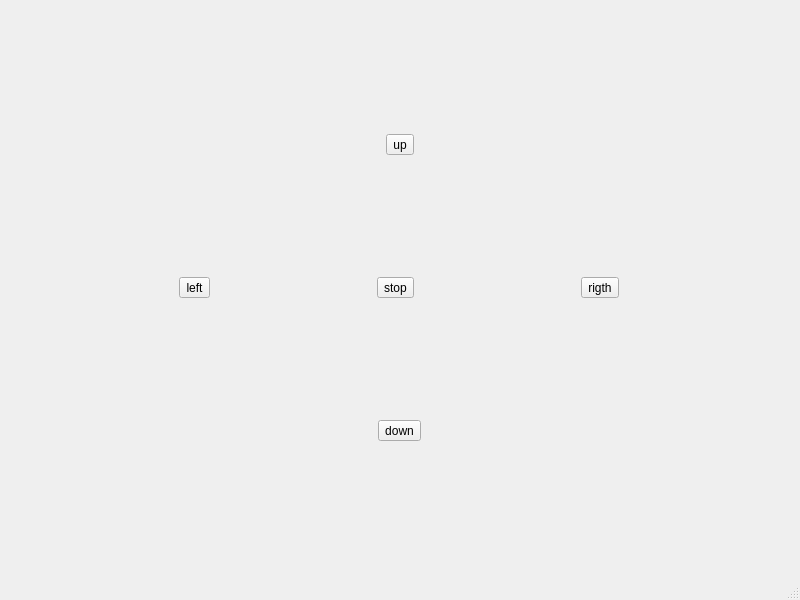
Old version of the form ui/guiCommand.ui in the repository constraintAutomaton/client_pgU1.
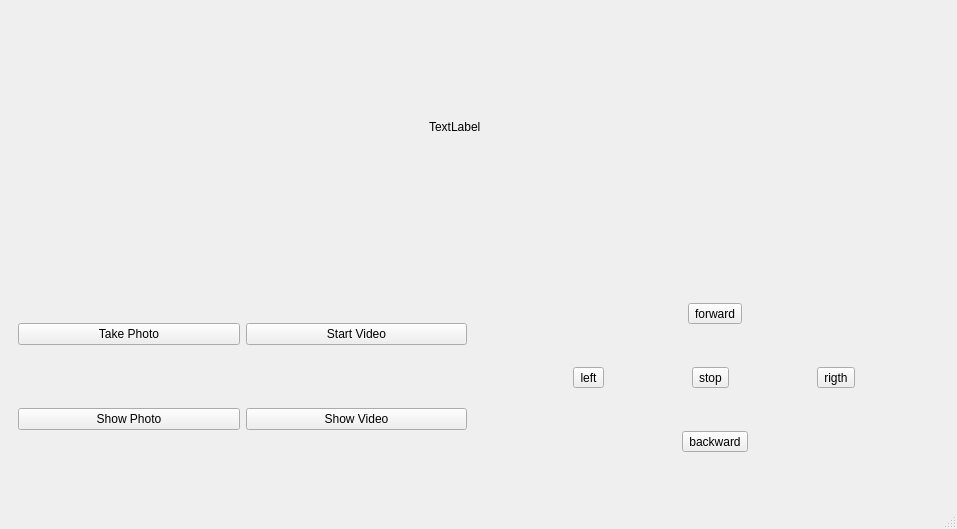
New version of the form.

```diff
--- a/ui/guiCommand.ui
+++ b/ui/guiCommand.ui
@@ -6,8 +6,8 @@
    <rect>
     <x>0</x>
     <y>0</y>
-    <width>800</width>
-    <height>600</height>
+    <width>957</width>
+    <height>529</height>
    </rect>
   </property>
   <property name="windowTitle">
@@ -16,14 +16,75 @@
   <widget class="QWidget" name="centralwidget">
    <layout class="QVBoxLayout" name="verticalLayout">
     <item>
+     <widget class="QWidget" name="camera" native="true">
+      <widget class="QLabel" name="label">
+       <property name="geometry">
+        <rect>
+         <x>420</x>
+         <y>110</y>
+         <width>55</width>
+         <height>16</height>
+        </rect>
+       </property>
+       <property name="text">
+        <string>TextLabel</string>
+       </property>
+      </widget>
+     </widget>
+    </item>
+    <item>
+     <layout class="QHBoxLayout" name="horizontalLayout_4">
+      <item>
      <widget class="QWidget" name="widget" native="true">
+        <layout class="QVBoxLayout" name="verticalLayout_3">
+         <item>
+          <layout class="QHBoxLayout" name="horizontalLayout_5">
+           <item>
+            <widget class="QPushButton" name="btnTakePicture">
+             <property name="text">
+              <string>Take Photo</string>
+             </property>
+            </widget>
+           </item>
+           <item>
+            <widget class="QPushButton" name="btnVideo">
+             <property name="text">
+              <string>Start Video</string>
+             </property>
+            </widget>
+           </item>
+          </layout>
+         </item>
+         <item>
+          <layout class="QHBoxLayout" name="horizontalLayout_6">
+           <item>
+            <widget class="QPushButton" name="btnViewPhoto">
+             <property name="text">
+              <string>Show Photo</string>
+             </property>
+            </widget>
+           </item>
+           <item>
+            <widget class="QPushButton" name="btnViewVideo">
+             <property name="text">
+              <string>Show Video</string>
+             </property>
+            </widget>
+           </item>
+          </layout>
+         </item>
+        </layout>
+       </widget>
+      </item>
+      <item>
+       <widget class="QWidget" name="mouvement" native="true">
       <layout class="QVBoxLayout" name="verticalLayout_2">
        <item>
         <layout class="QHBoxLayout" name="horizontalLayout_2">
          <item>
           <widget class="QToolButton" name="toolButton">
            <property name="text">
-            <string>up</string>
+              <string>forward</string>
            </property>
           </widget>
          </item>
@@ -59,7 +120,7 @@
          <item>
           <widget class="QToolButton" name="toolButton_5">
            <property name="text">
-            <string>down</string>
+              <string>backward</string>
            </property>
           </widget>
          </item>
@@ -67,6 +128,8 @@
        </item>
       </layout>
      </widget>
+      </item>
+     </layout>
     </item>
    </layout>
   </widget>
```
Left out of the diff: 12 changed lines with no effect on the pictures. Lines whose indentation alone changed are shown as unchanged.
